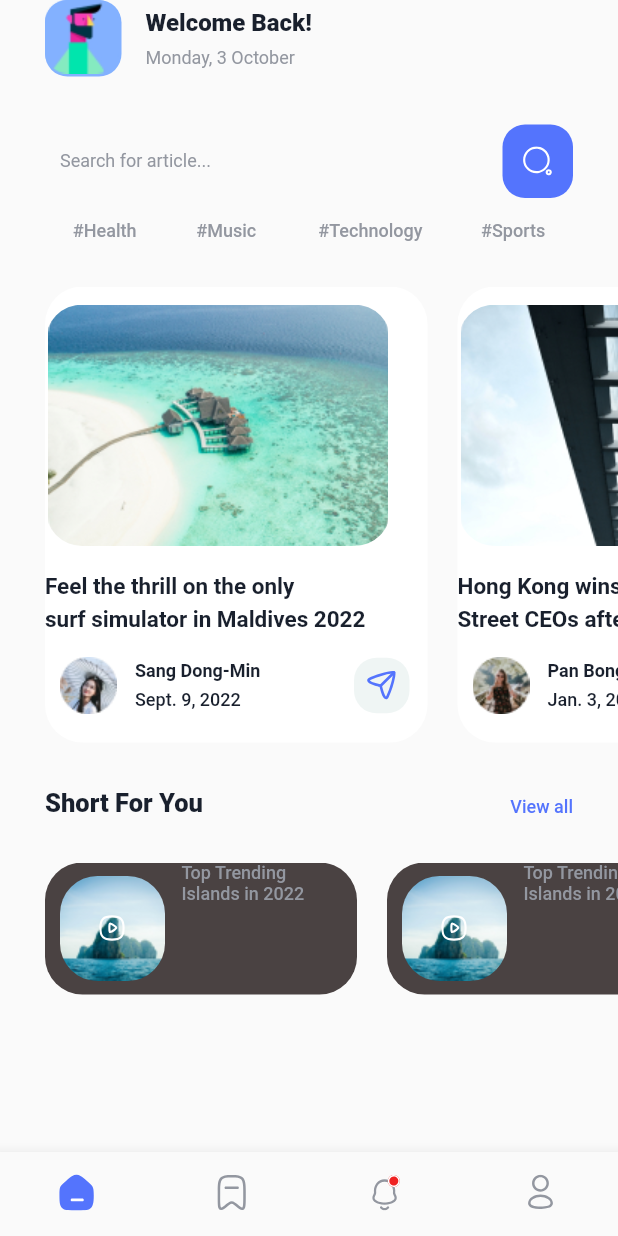
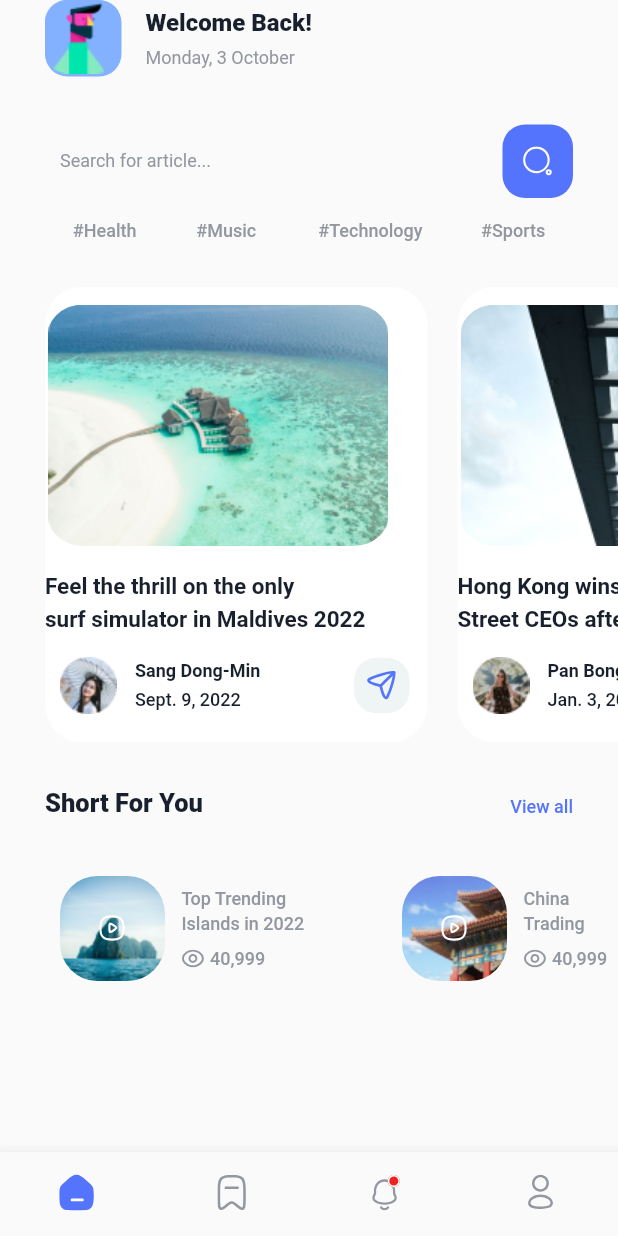
Before and after one commit to Emyeeeel/mobile_news_app, a Flutter app: the screen it shows after launch, on a phone screen of 412 x 824 dp. Run offline on Flutter 3.47's test engine with Material 2 defaults, Android fonts, the phone set to English and light mode, and no system bars; our stand-ins replace device_preview, flutter_svg; Roboto replaces fonts that are missing (Gellix).

Commit message:
put the appropriate values of text and positioned/align them properly. remove container that is used for layout.

```diff
--- a/lib/listviewWidgets.dart
+++ b/lib/listviewWidgets.dart
@@ -288,10 +288,6 @@ class HorizontalList1 extends StatelessWidget {
   Widget build(BuildContext context) {
     return Padding(
       padding: const EdgeInsets.fromLTRB(0, 0, 20, 0),
-      child: Container(
-        decoration: BoxDecoration(
-            borderRadius: BorderRadius.circular(25),
-            color: const Color.fromARGB(255, 74, 66, 66)),
       child: SizedBox(
         width: 208,
         height: 88,
@@ -325,10 +321,11 @@ class HorizontalList1 extends StatelessWidget {
               const SizedBox(
                 width: 11,
               ),
-                const Column(
+              Column(
+                mainAxisAlignment: MainAxisAlignment.center,
                 crossAxisAlignment: CrossAxisAlignment.start,
                 children: [
-                    Text(
+                  const Text(
                     'Top Trending',
                     style: TextStyle(
                       fontFamily: 'Gellix',
@@ -337,8 +334,29 @@ class HorizontalList1 extends StatelessWidget {
                       color: Color(0xFF9397A0),
                     ),
                   ),
-                    Text(
+                  const SizedBox(
+                    height: 3,
+                  ),
+                  const Text(
                     'Islands in 2022',
+                    style: TextStyle(
+                      fontFamily: 'Gellix',
+                      fontSize: 12,
+                      fontWeight: FontWeight.w500,
+                      color: Color(0xFF9397A0),
+                    ),
+                  ),
+                  const SizedBox(
+                    height: 9,
+                  ),
+                  Row(
+                    children: [
+                      SvgPicture.asset('assets/svg/eye_icon.svg'),
+                      const SizedBox(
+                        width: 4,
+                      ),
+                      const Text(
+                        '40,999',
                         style: TextStyle(
                           fontFamily: 'Gellix',
                           fontSize: 12,
@@ -349,10 +367,104 @@ class HorizontalList1 extends StatelessWidget {
                     ],
                   )
                 ],
-            ),
+              )
+            ],
           ),
         ),
       ),
     );
   }
 }
+
+class HorizontalList1_2 extends StatelessWidget {
+  @override
+  Widget build(BuildContext context) {
+    return Padding(
+      padding: const EdgeInsets.fromLTRB(0, 0, 20, 0),
+      child: SizedBox(
+        width: 208,
+        height: 88,
+        child: Padding(
+          padding: const EdgeInsets.fromLTRB(10, 0, 0, 0),
+          child: Row(
+            children: [
+              Stack(
+                children: [
+                  SizedBox(
+                    width: 70,
+                    height: 70,
+                    child: Container(
+                      decoration: BoxDecoration(
+                          borderRadius: BorderRadius.circular(25),
+                          image: const DecorationImage(
+                              image: AssetImage("assets/png/listview2_2.png"))),
+                    ),
+                  ),
+                  Positioned(
+                    top: (70 - 18) / 2,
+                    left: (70 - 18) / 2,
+                    child: SizedBox(
+                      child: SvgPicture.asset('assets/svg/play_icon.svg'),
+                      width: 18,
+                      height: 18,
+                    ),
+                  )
+                ],
+              ),
+              const SizedBox(
+                width: 11,
+              ),
+              Column(
+                mainAxisAlignment: MainAxisAlignment.center,
+                crossAxisAlignment: CrossAxisAlignment.start,
+                children: [
+                  const Text(
+                    'China',
+                    style: TextStyle(
+                      fontFamily: 'Gellix',
+                      fontSize: 12,
+                      fontWeight: FontWeight.w500,
+                      color: Color(0xFF9397A0),
+                    ),
+                  ),
+                  const SizedBox(
+                    height: 3,
+                  ),
+                  const Text(
+                    'Trading',
+                    style: TextStyle(
+                      fontFamily: 'Gellix',
+                      fontSize: 12,
+                      fontWeight: FontWeight.w500,
+                      color: Color(0xFF9397A0),
+                    ),
+                  ),
+                  const SizedBox(
+                    height: 9,
+                  ),
+                  Row(
+                    children: [
+                      SvgPicture.asset('assets/svg/eye_icon.svg'),
+                      const SizedBox(
+                        width: 4,
+                      ),
+                      const Text(
+                        '40,999',
+                        style: TextStyle(
+                          fontFamily: 'Gellix',
+                          fontSize: 12,
+                          fontWeight: FontWeight.w500,
+                          color: Color(0xFF9397A0),
+                        ),
+                      ),
+                    ],
+                  )
+                ],
+              )
+            ],
+          ),
+        ),
+      ),
+    );
+  }
+}
--- a/lib/screens/screen1.dart
+++ b/lib/screens/screen1.dart
@@ -284,7 +284,11 @@ class _HomescreenState extends State<Homescreen> {
                         itemCount: 3,
                         scrollDirection: Axis.horizontal,
                         itemBuilder: (context, index) {
-                          return HorizontalList1();
+                          if (index == 1) {
+                            return HorizontalList1_2();
+                          } else {
+                            return HorizontalList1();
+                          }
                         })),
               ],
             ),
```
Lines whose indentation alone changed are shown as unchanged.
